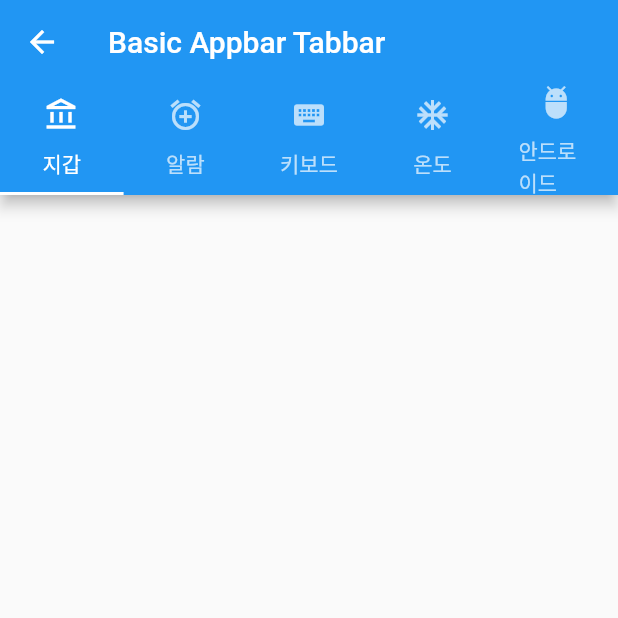
After one commit to nzwgkim/scrollableWidgets, a Flutter app: the BasicAppbarTabbarScreen screen opened directly, on a phone screen of 412 x 824 dp, the top half of it. The commit adds this screen. Run offline on Flutter 3.47's test engine with Material 2 defaults, Android fonts, the phone set to English and light mode, and no system bars.

Commit message:
기본 Tabbar

```diff
--- /dev/null
+++ b/lib/const/tabs.dart
@@ -0,0 +1,16 @@
+import 'package:flutter/material.dart';
+
+class TabInfo {
+  final IconData icon;
+  final String label;
+
+  const TabInfo(this.icon, this.label);
+}
+
+const List<TabInfo> TABS = [
+  TabInfo(Icons.account_balance_outlined, '지갑'),
+  TabInfo(Icons.alarm_add_outlined, '알람'),
+  TabInfo(Icons.keyboard, '키보드'),
+  TabInfo(Icons.ac_unit, '온도'),
+  TabInfo(Icons.adb, '안드로이드'),
+];
--- /dev/null
+++ b/lib/screen/tabBar/basic_tab_bar_screen.dart
@@ -0,0 +1,25 @@
+import 'package:flutter/material.dart';
+
+import '../../const/tabs.dart';
+
+class BasicAppbarTabbarScreen extends StatelessWidget {
+  const BasicAppbarTabbarScreen({super.key});
+
+  @override
+  Widget build(BuildContext context) {
+    return DefaultTabController(
+        length: TABS.length,
+        child: Scaffold(
+            appBar: AppBar(
+          title: const Text('Basic Appbar Tabbar'),
+          bottom: TabBar(
+            tabs: TABS
+                .map((e) => Tab(
+                      icon: Icon(e.icon),
+                      child: Text(e.label),
+                    ))
+                .toList(),
+          ),
+        )));
+  }
+}
```
Also changed, not shown: lib/screen/home_screen.dart (+11 -0 lines), lib/screen/tab_bar_home.dart (added, +26 -0 lines).
